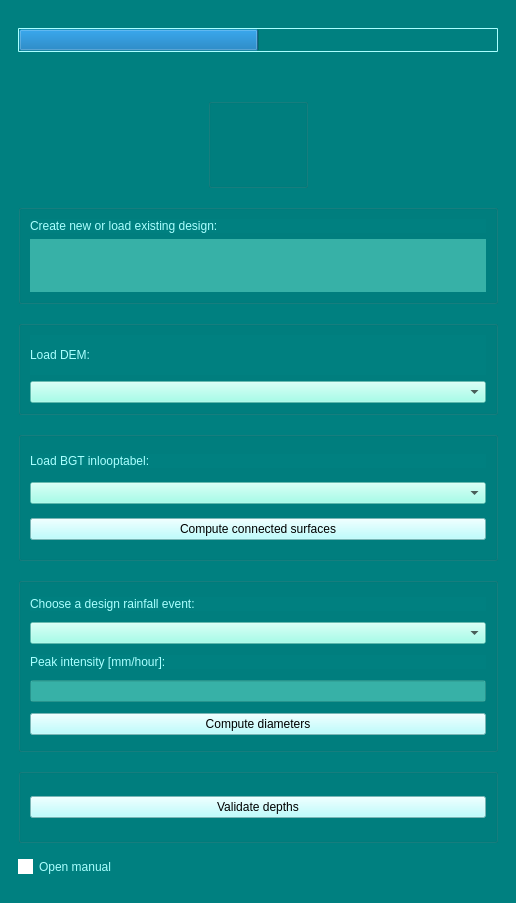
This is sewerage_designer/sewerage_designer_dockwidget_base.ui in nens/sewerage-designer as Qt 5 draws it before an edit. The edited form follows.
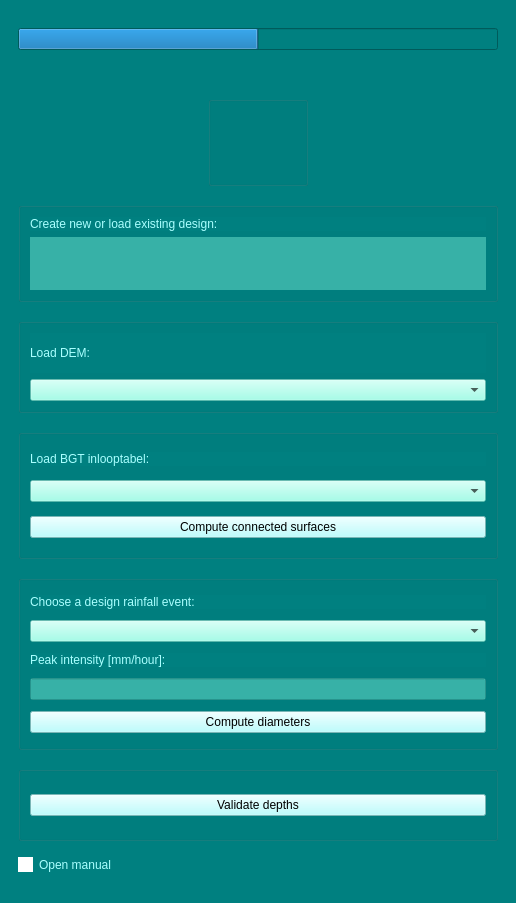
This is the edited form. Icons and pictures are not drawn. Custom widgets are drawn as their Qt base class.

Patch:
```diff
--- a/sewerage_designer/sewerage_designer_dockwidget_base.ui
+++ b/sewerage_designer/sewerage_designer_dockwidget_base.ui
@@ -69,14 +69,26 @@
     border: 1px solid rgb(170, 255, 255);
     border-radius: 1px;
     text-align: center;
-    background-color: transparent;
+    background: transparent;
 }
 
 QProgressBar::chunk {
-    background-color: qlineargradient(x1:0, y1:0, x2:0, y2:1,
-                                      stop:0 rgba(140, 255, 230, 100), stop:1 rgb(170, 255, 255));
+    background-color: qlineargradient(x1:0, y1:0, x2:0, y2:1, stop:0 rgba(140, 255, 230, 100), stop:1 rgb(170, 255, 255));
     width: 5px;
     margin: 0.5px;
+    animation: glistening 2s ease-in-out infinite;
+}
+
+@keyframes glistening {
+    0% {
+        background-color: qlineargradient(x1:0, y1:0, x2:1, y2:0, stop:0 #F82, stop:1 #FFF);
+    }
+    50% {
+        background-color: qlineargradient(x1:0, y1:0, x2:1, y2:0, stop:0 #FFF, stop:1 #F82);
+    }
+    100% {
+        background-color: qlineargradient(x1:0, y1:0, x2:1, y2:0, stop:0 #F82, stop:1 #FFF);
+    }
 }</string>
           </property>
           <property name="maximum">
@@ -193,7 +205,10 @@
               <cursorShape>IBeamCursor</cursorShape>
              </property>
              <property name="styleSheet">
-              <string notr="true">background-color: rgba(140, 255, 230, 100);</string>
+              <string notr="true">:enabled { background-color: rgba(140, 255, 230, 100); cursor: pointer;}
+:hover { background-color: rgba(170, 255, 230, 100); }
+:disabled { background-color: rgba(138,146,156,255); cursor: not-allowed; }
+:pressed { background-color: rgba(200, 255, 230, 100); }</string>
              </property>
             </widget>
            </item>
@@ -243,7 +258,10 @@
            <item>
             <widget class="QgsMapLayerComboBox" name="mMapLayerComboBox_DEM">
              <property name="styleSheet">
-              <string notr="true">background-color: rgba(140, 255, 230, 100);</string>
+              <string notr="true">:enabled { background-color: rgba(140, 255, 230, 100); cursor: pointer;}
+:hover { background-color: rgba(170, 255, 230, 100); }
+:disabled { background-color: rgba(138,146,156,255); cursor: not-allowed; }
+:pressed { background-color: rgba(200, 255, 230, 100); }</string>
              </property>
             </widget>
            </item>
@@ -297,14 +315,21 @@
            <item>
             <widget class="QgsMapLayerComboBox" name="mMapLayerComboBox_CS">
              <property name="styleSheet">
-              <string notr="true">background-color: rgba(140, 255, 230, 100);</string>
+              <string notr="true">:enabled { background-color: rgba(140, 255, 230, 100); cursor: pointer;}
+:hover { background-color: rgba(170, 255, 230, 100); }
+:disabled { background-color: rgba(138,146,156,255); cursor: not-allowed; }
+:pressed { background-color: rgba(200, 255, 230, 100); }</string>
              </property>
             </widget>
            </item>
            <item>
             <widget class="QPushButton" name="pushButton_ComputeCS">
              <property name="styleSheet">
-              <string notr="true">background-color: rgb(170, 255, 255);;color: rgb(0, 0, 0);</string>
+              <string notr="true">:enabled { background-color: rgb(170, 255, 255); color: rgb(0, 0, 0); cursor: pointer; }
+:hover { background-color: rgb(128, 191, 191); }
+:disabled { background-color: rgba(138,146,156,255); cursor: not-allowed; color: #666666; }
+:pressed { background-color: rgb(85, 128, 128); border-style: inset; }
+:checked { background-color: rgb(255, 192, 192); }</string>
              </property>
              <property name="text">
               <string>Compute connected surfaces</string>
@@ -360,7 +385,10 @@
            <item>
             <widget class="QComboBox" name="comboBox_DesignRain">
              <property name="styleSheet">
-              <string notr="true">background-color: rgba(140, 255, 230, 100);</string>
+              <string notr="true">:enabled { background-color: rgba(140, 255, 230, 100); cursor: pointer;}
+:hover { background-color: rgba(170, 255, 230, 100); }
+:disabled { background-color: rgba(138,146,156,255); cursor: not-allowed; }
+:pressed { background-color: rgba(200, 255, 230, 100); }</string>
              </property>
             </widget>
            </item>
@@ -383,14 +411,21 @@
            <item>
             <widget class="QLineEdit" name="lineEdit_PeakIntensity">
              <property name="styleSheet">
-              <string notr="true">background-color: rgba(140, 255, 230, 100);</string>
+              <string notr="true">:enabled { background-color: rgba(140, 255, 230, 100); cursor: pointer;}
+:hover { background-color: rgba(170, 255, 230, 100); }
+:disabled { background-color: rgba(138,146,156,255); cursor: not-allowed; }
+:pressed { background-color: rgba(200, 255, 230, 100); }</string>
              </property>
             </widget>
            </item>
            <item>
             <widget class="QPushButton" name="pushButton_ComputeDiameters">
              <property name="styleSheet">
-              <string notr="true">background-color: rgb(170, 255, 255);;color: rgb(0, 0, 0);</string>
+              <string notr="true">:enabled { background-color: rgb(170, 255, 255); color: rgb(0, 0, 0); cursor: pointer; }
+:hover { background-color: rgb(128, 191, 191); }
+:disabled { background-color: rgba(138,146,156,255); cursor: not-allowed; color: #666666; }
+:pressed { background-color: rgb(85, 128, 128); border-style: inset; }
+:checked { background-color: rgb(255, 192, 192); }</string>
              </property>
              <property name="text">
               <string>Compute diameters</string>
@@ -424,7 +459,11 @@
            <item>
             <widget class="QPushButton" name="pushButton_ComputeDepths">
              <property name="styleSheet">
-              <string notr="true">background-color: rgb(170, 255, 255);;color: rgb(0, 0, 0);</string>
+              <string notr="true">:enabled { background-color: rgb(170, 255, 255); color: rgb(0, 0, 0); cursor: pointer; }
+:hover { background-color: rgb(128, 191, 191); }
+:disabled { background-color: rgba(138,146,156,255); cursor: not-allowed; color: #666666; }
+:pressed { background-color: rgb(85, 128, 128); border-style: inset; }
+:checked { background-color: rgb(255, 192, 192); }</string>
              </property>
              <property name="text">
               <string>Validate depths</string>
```
